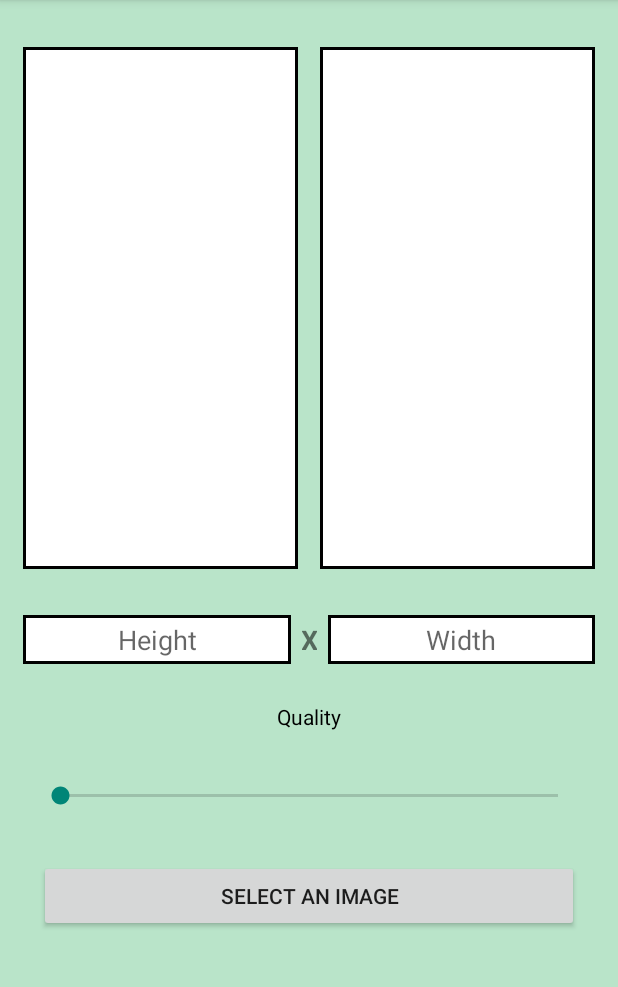
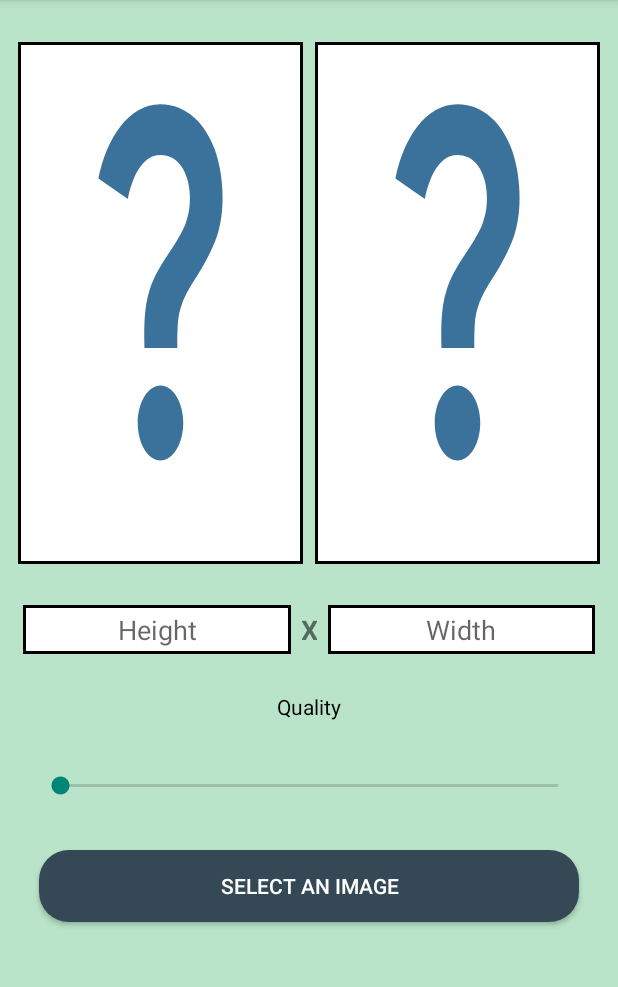
Before and after one commit to HK-Gupta/Image-Compressor, an Android app: the screen it shows after launch (MainActivity), on a phone screen of 412 x 824 dp, the part 84-1071 px from its top. Run offline under Robolectric (Android 15) with nearby library versions, the phone set to English and light mode, and no system bars; libraries missing offline, so code that uses them is left out: com.karumi.dexter, id.zelory.compressor; 1 statement that could not run was skipped.

Commit message:
Compressor 1.1

```diff
--- a/app/src/main/AndroidManifest.xml
+++ b/app/src/main/AndroidManifest.xml
@@ -9,9 +9,9 @@
         android:allowBackup="true"
         android:dataExtractionRules="@xml/data_extraction_rules"
         android:fullBackupContent="@xml/backup_rules"
-        android:icon="@mipmap/ic_launcher"
+        android:icon="@mipmap/camera"
         android:label="@string/app_name"
-        android:roundIcon="@mipmap/ic_launcher_round"
+        android:roundIcon="@mipmap/camera"
         android:supportsRtl="true"
         android:theme="@style/Theme.AppCompat.DayNight.DarkActionBar"
         tools:targetApi="31">
--- /dev/null
+++ b/app/src/main/res/drawable/baseline_image_search_24.xml
@@ -0,0 +1,5 @@
+<vector android:autoMirrored="true" android:height="24dp"
+    android:tint="#3B729B" android:viewportHeight="24"
+    android:viewportWidth="24" android:width="24dp" xmlns:android="http://schemas.android.com/apk/res/android">
+    <path android:fillColor="@android:color/white" android:pathData="M18,13v7L4,20L4,6h5.02c0.05,-0.71 0.22,-1.38 0.48,-2L4,4c-1.1,0 -2,0.9 -2,2v14c0,1.1 0.9,2 2,2h14c1.1,0 2,-0.9 2,-2v-5l-2,-2zM16.5,18h-11l2.75,-3.53 1.96,2.36 2.75,-3.54zM19.3,8.89c0.44,-0.7 0.7,-1.51 0.7,-2.39C20,4.01 17.99,2 15.5,2S11,4.01 11,6.5s2.01,4.5 4.49,4.5c0.88,0 1.7,-0.26 2.39,-0.7L21,13.42 22.42,12 19.3,8.89zM15.5,9C14.12,9 13,7.88 13,6.5S14.12,4 15.5,4 18,5.12 18,6.5 16.88,9 15.5,9z"/>
+</vector>
--- /dev/null
+++ b/app/src/main/res/drawable/button_design.xml
@@ -0,0 +1,5 @@
+<?xml version="1.0" encoding="utf-8"?>
+<shape xmlns:android="http://schemas.android.com/apk/res/android">
+    <solid android:color="#344955"/>
+    <corners android:radius="20dp"/>
+</shape>
--- /dev/null
+++ b/app/src/main/res/drawable/question_icon.xml
@@ -0,0 +1,5 @@
+<vector android:autoMirrored="true" android:height="24dp"
+    android:tint="#3B729B" android:viewportHeight="24"
+    android:viewportWidth="24" android:width="24dp" xmlns:android="http://schemas.android.com/apk/res/android">
+    <path android:fillColor="@android:color/white" android:pathData="M11.07,12.85c0.77,-1.39 2.25,-2.21 3.11,-3.44c0.91,-1.29 0.4,-3.7 -2.18,-3.7c-1.69,0 -2.52,1.28 -2.87,2.34L6.54,6.96C7.25,4.83 9.18,3 11.99,3c2.35,0 3.96,1.07 4.78,2.41c0.7,1.15 1.11,3.3 0.03,4.9c-1.2,1.77 -2.35,2.31 -2.97,3.45c-0.25,0.46 -0.35,0.76 -0.35,2.24h-2.89C10.58,15.22 10.46,13.95 11.07,12.85zM14,20c0,1.1 -0.9,2 -2,2s-2,-0.9 -2,-2c0,-1.1 0.9,-2 2,-2S14,18.9 14,20z"/>
+</vector>
--- a/app/src/main/res/layout/activity_main.xml
+++ b/app/src/main/res/layout/activity_main.xml
@@ -28,7 +28,7 @@
                     android:layout_height="match_parent"
                     android:orientation="vertical"
                     android:layout_weight="1"
-                    android:layout_margin="7dp"
+                    android:layout_margin="4dp"
                     android:background="@drawable/border_main"
                     android:padding="4dp">
 
@@ -36,6 +36,7 @@
                         android:id="@+id/img_original"
                         android:layout_width="match_parent"
                         android:layout_height="300dp"
+                        android:background="@drawable/question_icon"
                         android:scaleType="centerCrop"/>
 
                     <TextView
@@ -53,7 +54,7 @@
                     android:layout_height="match_parent"
                     android:orientation="vertical"
                     android:layout_weight="1"
-                    android:layout_margin="7dp"
+                    android:layout_margin="4dp"
                     android:background="@drawable/border_main"
                     android:padding="4dp">
 
@@ -61,7 +62,8 @@
                         android:id="@+id/img_compressed"
                         android:layout_width="match_parent"
                         android:layout_height="300dp"
-                        android:scaleType="centerCrop"/>
+                        android:scaleType="centerCrop"
+                        android:background="@drawable/question_icon"/>
 
                     <TextView
                         android:id="@+id/txt_compressed"
@@ -132,14 +134,18 @@
                 android:layout_width="match_parent"
                 android:layout_height="wrap_content"
                 android:text="Select An Image"
-                android:layout_margin="18dp"/>
+                android:background="@drawable/button_design"
+                android:layout_margin="18dp"
+                android:textColor="@color/white"/>
             <Button
                 android:id="@+id/btn_compress"
                 android:layout_width="match_parent"
                 android:layout_height="wrap_content"
                 android:text="Compress Image"
                 android:layout_margin="18dp"
-                android:visibility="invisible"/>
+                android:background="@drawable/button_design"
+                android:visibility="invisible"
+                android:textColor="@color/white"/>
 
         </LinearLayout>
     </ScrollView>
```
Also changed, not shown: app/src/main/res/mipmap-hdpi/ic_launcher.webp (deleted), app/src/main/res/mipmap-hdpi/ic_launcher_round.webp (deleted), app/src/main/res/mipmap-mdpi/ic_launcher.webp (deleted), app/src/main/res/mipmap-mdpi/ic_launcher_round.webp (deleted), app/src/main/res/mipmap-xhdpi/ic_launcher.webp (deleted), app/src/main/res/mipmap-xhdpi/ic_launcher_round.webp (deleted), app/src/main/res/mipmap-xxhdpi/ic_launcher.webp (deleted), app/src/main/res/mipmap-xxhdpi/ic_launcher_round.webp (deleted), app/src/main/res/mipmap-xxxhdpi/ic_launcher.webp (deleted), app/src/main/res/mipmap-xxxhdpi/ic_launcher_round.webp (deleted).
